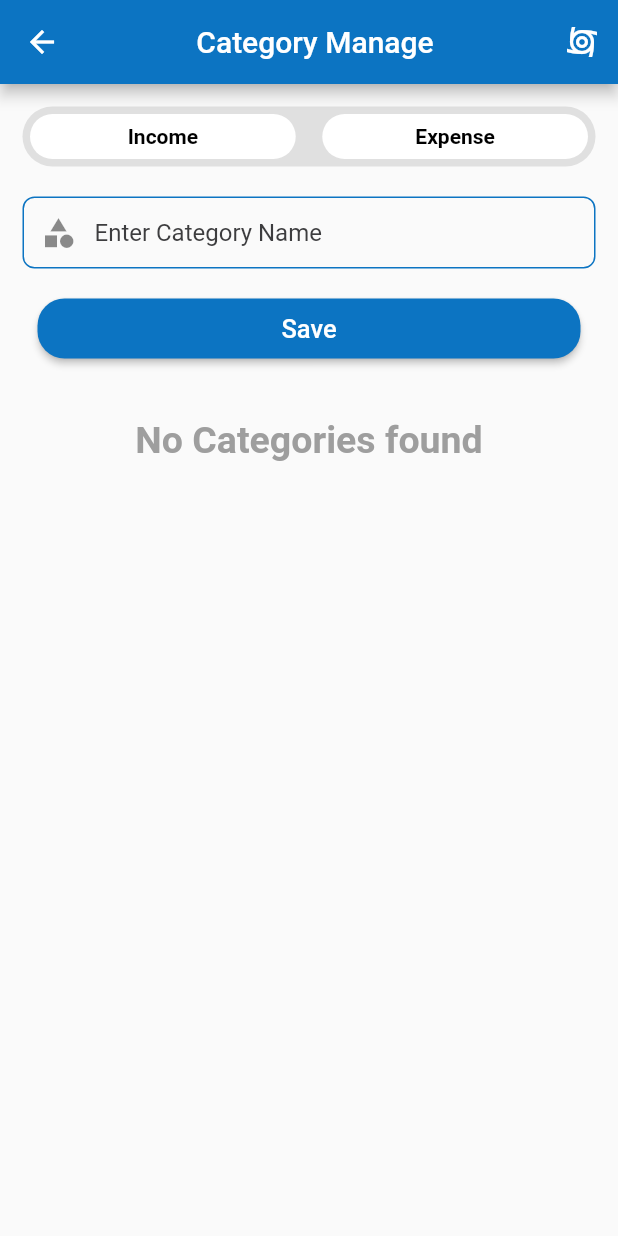
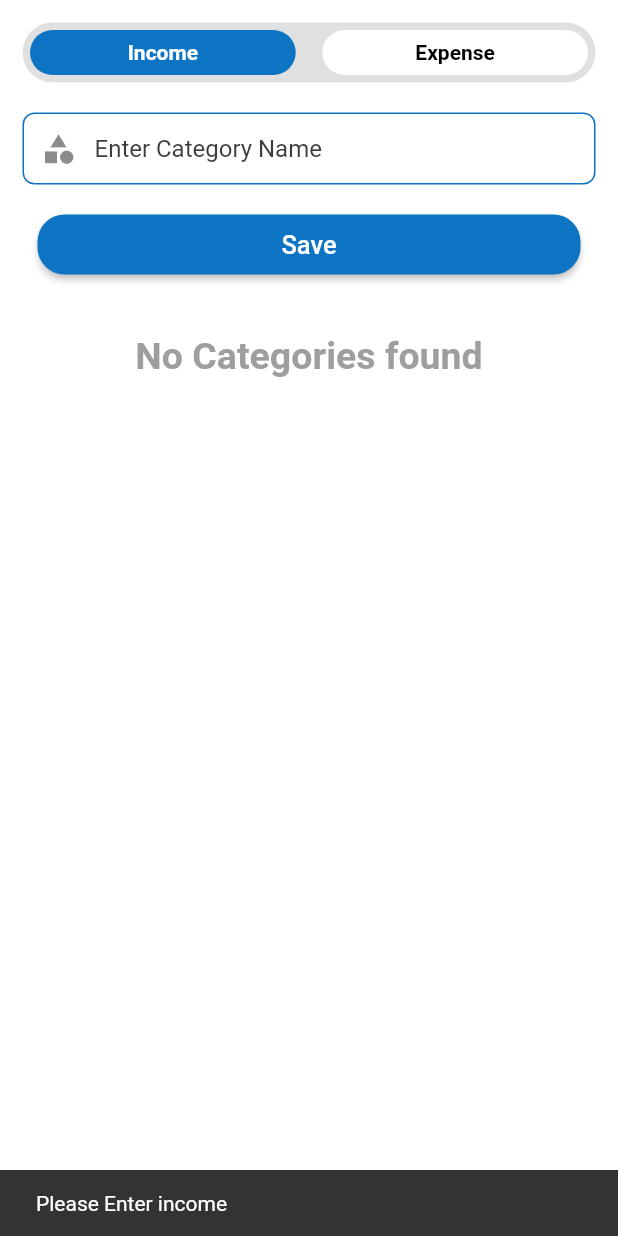
Before and after one commit to Saira-kanwal/money-manager-app, a Flutter app: the CategoryManagerView screen opened directly, after a tap on "Save", on a phone screen of 412 x 824 dp. Run offline on Flutter 3.47's test engine with Material 2 defaults, Android fonts, the phone set to English and light mode, and no system bars; our stand-ins replace convex_bottom_bar, fl_chart, image_picker, sqflite; accounts and stored records are empty.

```diff
--- a/lib/view_model/category_viewmodel.dart
+++ b/lib/view_model/category_viewmodel.dart
@@ -3,10 +3,12 @@ import 'package:flutter/material.dart';
 import 'package:money_manager_app_sqlite/models/category_model.dart';
 import 'package:money_manager_app_sqlite/services/sqlite_service.dart';
 
+import '../utils/common_functions.dart';
+
 class CategoryViewModel extends ChangeNotifier
 {
   final nameController = TextEditingController();
-   String _selectedType = "Income";
+   String _selectedType = "income";
    String get selectedType => _selectedType;
    bool update = false;
    String _id = '0';
@@ -29,10 +31,11 @@ class CategoryViewModel extends ChangeNotifier
 
    }
 
-   saveCategory() async{
-     if(nameController.text.trim().isNotEmpty)
+   saveCategory(BuildContext context) async{
+     if(_validate(context))
        {
          String query ="Insert into categories(name, type) values('${nameController.text}', '$selectedType')";
+         CommonFunctions.showSnackBar(context: context, message: "$selectedType Successfully Saved");
          clearData();
          var id = await db.insert(query);
          print(id);
@@ -40,7 +43,9 @@ class CategoryViewModel extends ChangeNotifier
          notifyListeners();
        }
    }
+
    clearData(){
+     _selectedType = "income";
      nameController.clear();
    }
 
@@ -53,25 +58,40 @@ class CategoryViewModel extends ChangeNotifier
 
    }
 
-  void updateCategory() async
+  void updateCategory(BuildContext context) async
   {
-    if(nameController.text.trim().isNotEmpty)
+    if(nameController.text.trim().isNotEmpty && _validate(context))
     {
       String query ="Update categories set name = '${nameController.text}', type ='$selectedType' where id = '$_id' ";
-      //print(query);
+      CommonFunctions.showSnackBar(context: context, message: "$selectedType Successfully Updated");
       var id = await db.update(query);
-      print(id);
-      nameController.clear();
+      update = false;
+      print('$id updated');
+      clearData();
       notifyListeners();
     }
   }
 
-  void deleteCategory  (Category cat) async
+  void deleteCategory  (Category cat,BuildContext context) async
   {
      String query = "delete from categories where id = ${cat.id}";
+     CommonFunctions.showSnackBar(context: context, message: "$selectedType Successfully Deleted");
      await db.delete(query);
      notifyListeners();
   }
 
+  bool _validate (BuildContext context)
+  {
+    bool check = true;
+
+    if(nameController.text.trim().isEmpty)
+    {
+      check = false;
+      CommonFunctions.showSnackBar(context: context, message: "Please Enter $selectedType");
+    }
+
+    return check;
+  }
+
 
 }
--- /dev/null
+++ b/lib/view_model/dashboard_view_model.dart
@@ -0,0 +1,24 @@
+
+import 'package:flutter/cupertino.dart';
+import 'package:money_manager_app_sqlite/views/add_transaction_view.dart';
+import 'package:money_manager_app_sqlite/views/category_manager_view.dart';
+import 'package:money_manager_app_sqlite/views/home_screen_view.dart';
+
+import '../views/transactions_history_view.dart';
+
+class DashBoardViewModel extends ChangeNotifier
+{
+  int _index =0;
+  int get index => _index;
+  set index(int val)
+  {
+    _index = val;
+    notifyListeners();
+  }
+  final views = const [
+    HomeScreen(),
+    AddTransactionView(),
+    CategoryManagerView(),
+    TransactionDataTable()
+  ];
+}
--- a/lib/view_model/home_view_model.dart
+++ /dev/null
@@ -1,26 +0,0 @@
-import 'package:flutter/cupertino.dart';
-import 'package:money_manager_app_sqlite/views/category_manager_view.dart';
-import 'package:money_manager_app_sqlite/views/add_transaction_view.dart';
-import 'package:money_manager_app_sqlite/views/transactions_history_view.dart';
-
-class Home extends ChangeNotifier
-{
-  int _currentIndex = 0;
-
-  int get currentIndex => _currentIndex;
-
-  set currentIndex(int val)
-  {
-    _currentIndex = val;
-    notifyListeners();
-  }
-
-  List pages = <Widget>[
-    const AddTransactionView(),
-    const CategoryManagerView(),
-    const TransactionDataTable(),
-  ];
-
-
-
-}
--- a/lib/view_model/transaction_view_model.dart
+++ b/lib/view_model/transaction_view_model.dart
@@ -1,3 +1,5 @@
+
+// ignore_for_file: avoid_print
 
 import 'package:flutter/cupertino.dart';
 import 'package:flutter/material.dart';
@@ -21,7 +23,7 @@ class TransactionViewModel extends ChangeNotifier
   double totalIncome = 0;
   double totalExpense = 0;
   List<String> _categories = [];
-  String _type = 'Income';
+  String _type = 'income';
   String _category = 'Select Income Category';
   List<Transaction> _transactions = [];
 
@@ -78,29 +80,12 @@ set imagePath(String val)
     if(_validate(context))
       {
         String query = "Insert into transactions(category, type, amount , note, description, transactionDate , imagePath) values('$category', '$type','${amountController.text}',  '${noteController.text}', '${descController.text}', '$selectedDate', '$_imagePath')";
+        CommonFunctions.showSnackBar(context: context, message: "$_type Successfully Saved");
         var id = await db.insert(query);
-        CommonFunctions.showSnackBar(context: context, message: "$_type Successfully Saved");
-
-        print('Data Saved $id');
+        // print('Data Saved $id');
         notifyListeners();
       }
   }
-
-// saveTransaction() async
-// {
-//   var trans = Transaction(
-//     type: type,
-//     transactionDate:  _selectedDate,
-//     category: _category,
-//     amount: double.parse(amountController.text),
-//     description: descController.text,
-//     note: noteController.text,
-//     imagePath: '',
-//   );
-//   String query = "Insert into transactions(category, type, amount , note, description, transactionDate , imagePath) values('$category', '$type','${amountController.text}',  '${noteController.text}', '${descController.text}', '$_selectedDate', '$image')";
-//   var id = await db.insert(query);
-//   print('Data saved $id');
-// }
 
   loadData(Transaction trans)
   {
@@ -123,25 +108,25 @@ set imagePath(String val)
     {
 
       String query = "Update transactions set category = '$category', type = '$type', amount = '${amountController.text}', note = '${noteController.text}', description = '${descController.text}', transactionDate = '$_selectedDate', imagePath = '$_imagePath' where id = '$_id' ";
+      CommonFunctions.showSnackBar(context: context, message: "$_type Successfully Updated");
       var id = await db.update(query);
-      CommonFunctions.showSnackBar(context: context, message: "$_type Successfully Updated");
       print('Date Updated $id');
-
       notifyListeners();
     }
   }
 
   void deleteTransaction (Transaction trans, BuildContext context) async{
     String query = "delete from transactions where id = ${trans.id}";
+    CommonFunctions.showSnackBar(context: context, message: "${trans.type } is Successfully Deleted");
     await db.delete(query);
-    CommonFunctions.showSnackBar(context: context, message: "${trans.type } is Successfully Deleted");
+
     notifyListeners();
   }
 
   clearData()
   {
     _category = "Select Income Category";
-    type = "Income";
+    type = "income";
     amountController.clear();
     noteController.clear();
     dateController.clear();
@@ -178,7 +163,7 @@ set imagePath(String val)
     totalIncome = 0;
     for (int i = 0; i< _transactions.length; i++)
       {
-        if(_transactions[i].type == "Income")
+        if(_transactions[i].type == "income")
           {
             totalIncome += _transactions[i].amount ?? 0;
           }
@@ -187,6 +172,7 @@ set imagePath(String val)
             totalExpense += _transactions[i].amount ?? 0;
           }
       }
+    notifyListeners();
   }
 
 
--- a/lib/views/category_manager_view.dart
+++ b/lib/views/category_manager_view.dart
@@ -11,18 +11,14 @@ class CategoryManagerView extends StatelessWidget {
   @override
   Widget build(BuildContext context) {
     CategoryViewModel vm = context.watch<CategoryViewModel>();
+    vm.getCategories();
     return  Scaffold(
-      appBar: AppBar(
-        backgroundColor: AppColors.primaryColor,
-        title: const Center(child: Text("Category Manage")),
-        actions: [
-          IconButton(
-              onPressed: (){
-
-              },
-              icon: const Icon(Icons.cyclone))
-        ],
-      ),
+      backgroundColor: Colors.white,
+      // appBar: AppBar(
+      //   elevation: 0,
+      //   backgroundColor: Colors.white,
+      //   title: Center(child: Text("${vm.selectedType} Manager",style: const TextStyle(color: Colors.black),)),
+      // ),
       body: SingleChildScrollView(
         padding: const EdgeInsets.all(15),
         child:
@@ -53,7 +49,7 @@ class CategoryManagerView extends StatelessWidget {
                         shape: MaterialStateProperty.all(RoundedRectangleBorder(borderRadius: BorderRadius.circular(18)))
                       ),
                         onPressed: (){
-                          vm.update == true ? vm.updateCategory() : vm.saveCategory();
+                          vm.update == true ? vm.updateCategory(context) : vm.saveCategory(context);
                         },
                         child: const Text('Save',style: TextStyle(fontWeight: FontWeight.w500,fontSize: 17))),
                   ),
@@ -111,7 +107,7 @@ class CategoryManagerView extends StatelessWidget {
                               actions: [
                                 TextButton(
                                     onPressed: (){
-                                      vm.deleteCategory(e);
+                                      vm.deleteCategory(e,context);
                                       Navigator.pop(context, true);
                                     }, child: const Text("Yes")
                                 ),
@@ -123,7 +119,7 @@ class CategoryManagerView extends StatelessWidget {
                               ],
                             );
                           });},
-                    //vm.deleteCategory(e);
+
                               splashRadius: 20,
                               icon: const Icon(
                               Icons.delete_forever,
--- a/lib/views/home_screen_view.dart
+++ b/lib/views/home_screen_view.dart
@@ -1,65 +1,44 @@
 import 'package:flutter/material.dart';
-import 'package:money_manager_app_sqlite/utils/app_colors.dart';
-import 'package:money_manager_app_sqlite/view_model/home_view_model.dart';
+import 'package:money_manager_app_sqlite/view_model/transaction_view_model.dart';
+import 'package:money_manager_app_sqlite/widgets/total_card.dart';
 import 'package:provider/provider.dart';
+
+import '../widgets/pie_chart.dart';
+
+
 
 class HomeScreen extends StatelessWidget {
   const HomeScreen({Key? key}) : super(key: key);
 
   @override
   Widget build(BuildContext context) {
-    return Consumer<Home>(
-      builder: (context, vm, child)
-      {
+    TransactionViewModel vm = context.watch<TransactionViewModel>();
+    vm.getTransactions();
         return Scaffold(
-          body: vm.pages[vm.currentIndex],
-          bottomNavigationBar: BottomNavigationBar(
-            type: BottomNavigationBarType.fixed,
-            elevation: 2,
-            backgroundColor: AppColors.primaryColor,
-            currentIndex: vm.currentIndex,
-            onTap: (val){
-              vm.currentIndex = val;
-            },
-            items: [
+          body: SingleChildScrollView(
+            padding: const EdgeInsets.all(10),
+            child: Column(
+              children: [
+                Row(
+                  mainAxisAlignment: MainAxisAlignment.spaceAround,
+                  children: [
+                    TotalCard(
+                        title: "Income",
+                        value: vm.totalIncome.toString()
+                    ),
+                    TotalCard(
+                        title: "Expense",
+                        value: vm.totalExpense.toString()
+                    ),
+                  ],
+                ),
+                const PieChartWidget()
 
-              BottomNavigationBarItem(
-                icon: CircleAvatar(
-                  backgroundColor: vm.currentIndex == 0 ? Colors.white : AppColors.primaryColor,
-                  radius: 21.5,
-                  child: const CircleAvatar(
-                    backgroundColor: AppColors.primaryColor,
-                    child: Icon(Icons.monetization_on_outlined,color: Colors.white,),
-                  ),
-                ),
-                label: '',
-              ),
-              BottomNavigationBarItem(
-                icon: CircleAvatar(
-                  backgroundColor: vm.currentIndex == 1 ? Colors.white : AppColors.primaryColor,
-                  radius: 21.5,
-                  child: const CircleAvatar(
-                    backgroundColor: AppColors.primaryColor,
-                    child: Icon(Icons.category,color: Colors.white,),
-                  ),
-                ),
-                label: '',
-              ),
-              BottomNavigationBarItem(
-                icon: CircleAvatar(
-                  backgroundColor: vm.currentIndex == 2 ? Colors.white : AppColors.primaryColor,
-                  radius: 21.5,
-                  child: const CircleAvatar(
-                    backgroundColor: AppColors.primaryColor,
-                    child: Icon(Icons.history,color: Colors.white,),
-                  ),
-                ),
-                label: '',
-              ),
-            ],
-          ),
+              ],
+            )
+          )
+
         );
-      }
-    );
+
   }
 }
--- a/lib/views/transactions_history_view.dart
+++ b/lib/views/transactions_history_view.dart
@@ -14,9 +14,11 @@ class TransactionDataTable extends StatelessWidget {
   Widget build(BuildContext context) {
     return
       Scaffold(
+        backgroundColor: Colors.white,
       appBar: AppBar(
-        backgroundColor: AppColors.primaryColor,
-        title: const Center(child: Text('History')),
+        elevation: 0,
+        backgroundColor: Colors.white,
+        title: const Center(child: Text('All Transactions',style: TextStyle(color: Colors.black),)),
       ),
       body:
       Consumer<TransactionViewModel>(
--- /dev/null
+++ b/lib/widgets/total_card.dart
@@ -0,0 +1,29 @@
+import 'package:flutter/material.dart';
+import '../utils/app_colors.dart';
+
+class TotalCard extends StatelessWidget {
+  final String title;
+  final String value;
+  const TotalCard({Key? key, required this.title, required this.value}) : super(key: key);
+
+  @override
+  Widget build(BuildContext context) {
+    return Container(
+      width: MediaQuery.of(context).size.width * 0.40,
+      height: 120,
+      padding: const EdgeInsets.all(20),
+      decoration: BoxDecoration(
+          color: AppColors.primaryColor,
+          borderRadius: BorderRadius.circular(15)
+      ),
+      child: Column(
+        mainAxisAlignment: MainAxisAlignment.spaceBetween,
+        children: [
+          const Icon(Icons.monetization_on,color: Colors.white),
+          Text(title,style: const TextStyle(fontWeight: FontWeight.bold,fontSize: 22,color: Colors.white),),
+          Text(value,style: const TextStyle(fontWeight: FontWeight.bold,fontSize: 17,color: Colors.white),)
+        ],
+      ),
+    );
+  }
+}
--- a/pubspec.yaml
+++ b/pubspec.yaml
@@ -41,6 +41,8 @@ dependencies:
   sqflite: ^2.2.4+1
   intl: ^0.18.0
   image_picker: ^0.8.6+1
+  convex_bottom_bar: ^3.2.0
+  fl_chart: ^0.60.0
 
 dev_dependencies:
   flutter_test:
```
Also changed, not shown: lib/main.dart (+4 -4 lines), lib/views/add_transaction_view.dart (+19 -15 lines), lib/views/dashboard_view.dart (added, +47 -0 lines), lib/widgets/indicator.dart (added, +44 -0 lines), lib/widgets/insert_photo.dart (+0 -26 lines), lib/widgets/pie_chart.dart (added, +163 -0 lines), pubspec.lock. Lines whose indentation alone changed are shown as unchanged.
